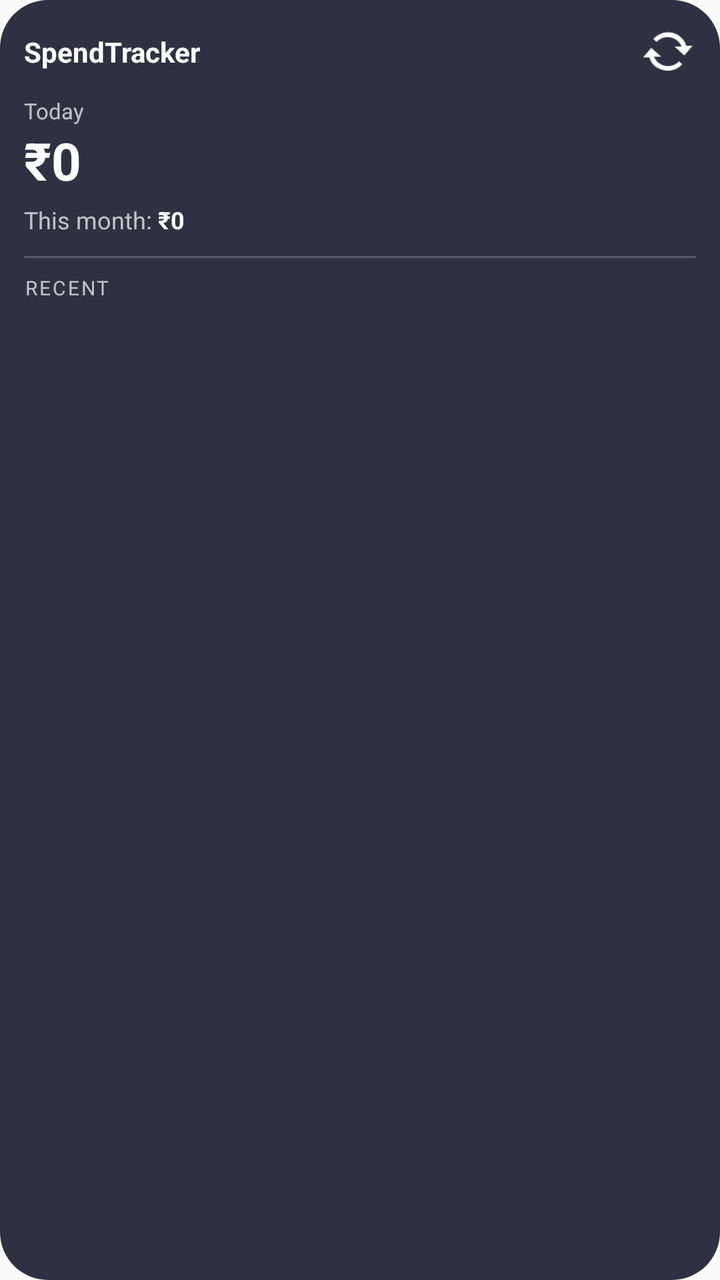
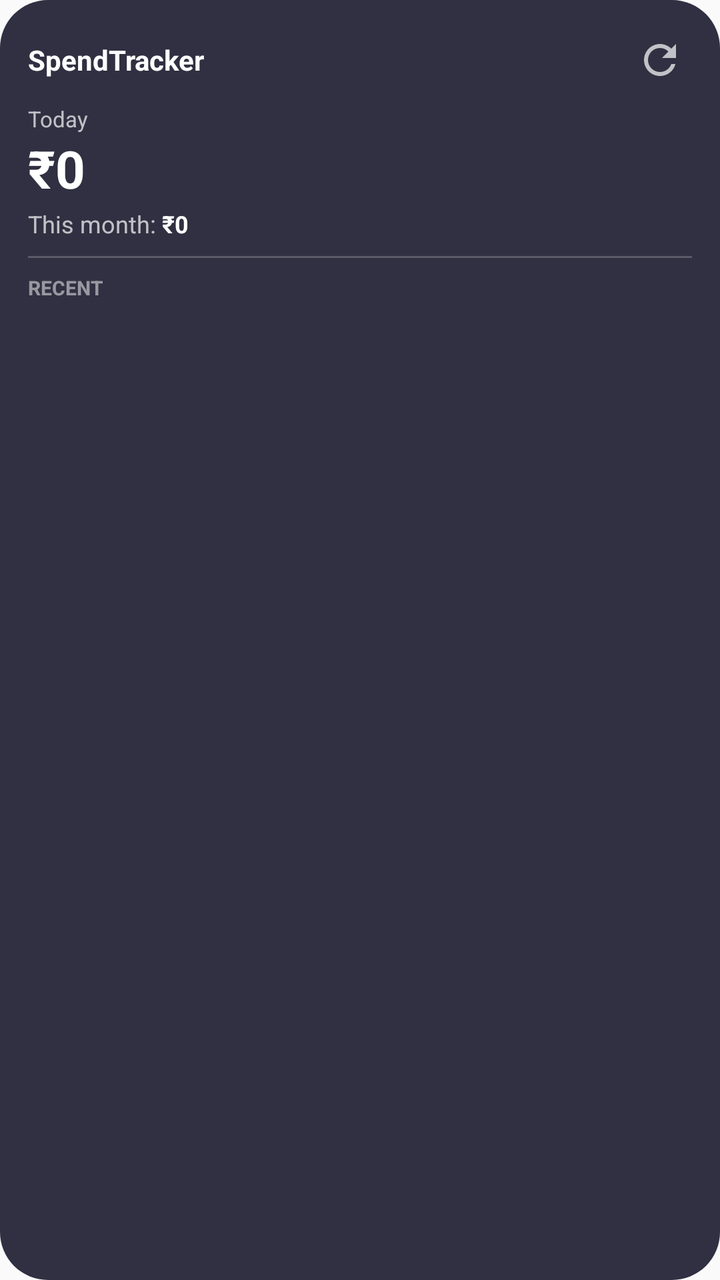

An Android layout rendered at two revisions. The XML below is the earlier revision; the diff shows what the commit changed to produce the second picture.
<!-- AndroidManifest.xml: application theme Theme.SpendTracker -->
<!-- res/layout/widget_spend_tracker.xml -->
<?xml version="1.0" encoding="utf-8"?>
<LinearLayout
    xmlns:android="http://schemas.android.com/apk/res/android"
    android:id="@+id/widget_root"
    android:layout_width="match_parent"
    android:layout_height="match_parent"
    android:orientation="vertical"
    android:padding="12dp"
    android:background="@drawable/widget_background"
    android:clipToPadding="false">

    
    <RelativeLayout
        android:layout_width="match_parent"
        android:layout_height="wrap_content"
        android:layout_marginBottom="8dp">

        <TextView
            android:id="@+id/widget_title"
            android:layout_width="wrap_content"
            android:layout_height="wrap_content"
            android:layout_alignParentStart="true"
            android:layout_centerVertical="true"
            android:text="SpendTracker"
            android:textColor="#FFFFFFFF"
            android:textSize="14sp"
            android:textStyle="bold" />

        <ImageButton
            android:id="@+id/widget_refresh_button"
            android:layout_width="28dp"
            android:layout_height="28dp"
            android:layout_alignParentEnd="true"
            android:layout_centerVertical="true"
            android:background="@android:color/transparent"
            android:contentDescription="Refresh"
            android:src="@android:drawable/stat_notify_sync"
            android:scaleType="fitCenter"
            android:tint="#B3FFFFFF" />

    </RelativeLayout>

    
    <TextView
        android:layout_width="wrap_content"
        android:layout_height="wrap_content"
        android:text="Today"
        android:textColor="#B3FFFFFF"
        android:textSize="11sp" />

    <TextView
        android:id="@+id/widget_today_amount"
        android:layout_width="wrap_content"
        android:layout_height="wrap_content"
        android:text="₹0"
        android:textColor="#FFFFFFFF"
        android:textSize="26sp"
        android:textStyle="bold"
        android:layout_marginBottom="4dp" />

    
    <LinearLayout
        android:layout_width="match_parent"
        android:layout_height="wrap_content"
        android:orientation="horizontal"
        android:layout_marginBottom="10dp">

        <TextView
            android:layout_width="wrap_content"
            android:layout_height="wrap_content"
            android:text="This month: "
            android:textColor="#B3FFFFFF"
            android:textSize="12sp" />

        <TextView
            android:id="@+id/widget_month_amount"
            android:layout_width="wrap_content"
            android:layout_height="wrap_content"
            android:text="₹0"
            android:textColor="#FFFFFFFF"
            android:textSize="12sp"
            android:textStyle="bold" />

    </LinearLayout>

    
    <View
        android:layout_width="match_parent"
        android:layout_height="1dp"
        android:background="#33FFFFFF"
        android:layout_marginBottom="8dp" />

    
    <TextView
        android:layout_width="wrap_content"
        android:layout_height="wrap_content"
        android:text="Recent"
        android:textColor="#B3FFFFFF"
        android:textSize="10sp"
        android:textAllCaps="true"
        android:letterSpacing="0.1"
        android:layout_marginBottom="4dp" />

    
    <LinearLayout
        android:id="@+id/widget_txn1_row"
        android:layout_width="match_parent"
        android:layout_height="wrap_content"
        android:orientation="horizontal"
        android:paddingTop="3dp"
        android:paddingBottom="3dp"
        android:visibility="gone">

        <TextView
            android:id="@+id/widget_txn1_desc"
            android:layout_width="0dp"
            android:layout_height="wrap_content"
            android:layout_weight="1"
            android:textColor="#DDFFFFFF"
            android:textSize="12sp"
            android:ellipsize="end"
            android:maxLines="1" />

        <TextView
            android:id="@+id/widget_txn1_amount"
            android:layout_width="wrap_content"
            android:layout_height="wrap_content"
            android:textColor="#FFEF9A9A"
            android:textSize="12sp"
            android:textStyle="bold" />

    </LinearLayout>

    
    <LinearLayout
        android:id="@+id/widget_txn2_row"
        android:layout_width="match_parent"
        android:layout_height="wrap_content"
        android:orientation="horizontal"
        android:paddingTop="3dp"
        android:paddingBottom="3dp"
        android:visibility="gone">

        <TextView
            android:id="@+id/widget_txn2_desc"
            android:layout_width="0dp"
            android:layout_height="wrap_content"
            android:layout_weight="1"
            android:textColor="#DDFFFFFF"
            android:textSize="12sp"
            android:ellipsize="end"
            android:maxLines="1" />

        <TextView
            android:id="@+id/widget_txn2_amount"
            android:layout_width="wrap_content"
            android:layout_height="wrap_content"
            android:textColor="#FFEF9A9A"
            android:textSize="12sp"
            android:textStyle="bold" />

    </LinearLayout>

    
    <LinearLayout
        android:id="@+id/widget_txn3_row"
        android:layout_width="match_parent"
        android:layout_height="wrap_content"
        android:orientation="horizontal"
        android:paddingTop="3dp"
        android:paddingBottom="3dp"
        android:visibility="gone">

        <TextView
            android:id="@+id/widget_txn3_desc"
            android:layout_width="0dp"
            android:layout_height="wrap_content"
            android:layout_weight="1"
            android:textColor="#DDFFFFFF"
            android:textSize="12sp"
            android:ellipsize="end"
            android:maxLines="1" />

        <TextView
            android:id="@+id/widget_txn3_amount"
            android:layout_width="wrap_content"
            android:layout_height="wrap_content"
            android:textColor="#FFEF9A9A"
            android:textSize="12sp"
            android:textStyle="bold" />

    </LinearLayout>

    
    <TextView
        android:id="@+id/widget_no_txns"
        android:layout_width="match_parent"
        android:layout_height="wrap_content"
        android:text="No transactions yet"
        android:textColor="#80FFFFFF"
        android:textSize="12sp"
        android:gravity="center"
        android:paddingTop="4dp"
        android:visibility="gone" />

</LinearLayout>
<!-- resources referenced by this layout -->
<resources>
  <!-- drawable widget_background (drawable) -->
  <?xml version="1.0" encoding="utf-8"?>
  <shape xmlns:android="http://schemas.android.com/apk/res/android"
      android:shape="rectangle">
      <solid android:color="#E61B1B2F" />
      <corners android:radius="24dp" />
  </shape>
  <style name="Theme.SpendTracker" parent="android:Theme.Material.Light.NoActionBar" />
</resources>

<!-- the commit's change to res/layout/widget_spend_tracker.xml (unified diff, before → after) -->
@@ -5,15 +5,14 @@
     android:layout_width="match_parent"
     android:layout_height="match_parent"
     android:orientation="vertical"
-    android:padding="12dp"
-    android:background="@drawable/widget_background"
-    android:clipToPadding="false">
+    android:padding="14dp"
+    android:background="@drawable/widget_background">
 
     
     <RelativeLayout
         android:layout_width="match_parent"
         android:layout_height="wrap_content"
-        android:layout_marginBottom="8dp">
+        android:layout_marginBottom="6dp">
 
         <TextView
             android:id="@+id/widget_title"
@@ -28,15 +27,14 @@
 
         <ImageButton
             android:id="@+id/widget_refresh_button"
-            android:layout_width="28dp"
-            android:layout_height="28dp"
+            android:layout_width="32dp"
+            android:layout_height="32dp"
             android:layout_alignParentEnd="true"
             android:layout_centerVertical="true"
             android:background="@android:color/transparent"
             android:contentDescription="Refresh"
-            android:src="@android:drawable/stat_notify_sync"
-            android:scaleType="fitCenter"
-            android:tint="#B3FFFFFF" />
+            android:src="@drawable/ic_refresh"
+            android:scaleType="centerInside" />
 
     </RelativeLayout>
 
@@ -56,14 +54,14 @@
         android:textColor="#FFFFFFFF"
         android:textSize="26sp"
         android:textStyle="bold"
-        android:layout_marginBottom="4dp" />
-
-    
-    <LinearLayout
-        android:layout_width="match_parent"
-        android:layout_height="wrap_content"
-        android:orientation="horizontal"
-        android:layout_marginBottom="10dp">
+        android:layout_marginBottom="2dp" />
+
+    
+    <LinearLayout
+        android:layout_width="match_parent"
+        android:layout_height="wrap_content"
+        android:orientation="horizontal"
+        android:layout_marginBottom="8dp">
 
         <TextView
             android:layout_width="wrap_content"
@@ -84,7 +82,7 @@
     </LinearLayout>
 
     
-    <View
+    <FrameLayout
         android:layout_width="match_parent"
         android:layout_height="1dp"
         android:background="#33FFFFFF"
@@ -94,11 +92,10 @@
     <TextView
         android:layout_width="wrap_content"
         android:layout_height="wrap_content"
-        android:text="Recent"
-        android:textColor="#B3FFFFFF"
+        android:text="RECENT"
+        android:textColor="#80FFFFFF"
         android:textSize="10sp"
-        android:textAllCaps="true"
-        android:letterSpacing="0.1"
+        android:textStyle="bold"
         android:layout_marginBottom="4dp" />
 
     
@@ -107,8 +104,8 @@
         android:layout_width="match_parent"
         android:layout_height="wrap_content"
         android:orientation="horizontal"
-        android:paddingTop="3dp"
-        android:paddingBottom="3dp"
+        android:paddingTop="2dp"
+        android:paddingBottom="2dp"
         android:visibility="gone">
 
         <TextView
@@ -137,8 +134,8 @@
         android:layout_width="match_parent"
         android:layout_height="wrap_content"
         android:orientation="horizontal"
-        android:paddingTop="3dp"
-        android:paddingBottom="3dp"
+        android:paddingTop="2dp"
+        android:paddingBottom="2dp"
         android:visibility="gone">
 
         <TextView
@@ -167,8 +164,8 @@
         android:layout_width="match_parent"
         android:layout_height="wrap_content"
         android:orientation="horizontal"
-        android:paddingTop="3dp"
-        android:paddingBottom="3dp"
+        android:paddingTop="2dp"
+        android:paddingBottom="2dp"
         android:visibility="gone">
 
         <TextView
<!-- resource entries referenced after the edit -->
@@ -1,5 +1,15 @@
 <!-- resources referenced by this layout -->
 <resources>
+  <!-- drawable ic_refresh (drawable) -->
+  <vector xmlns:android="http://schemas.android.com/apk/res/android"
+      android:width="24dp"
+      android:height="24dp"
+      android:viewportWidth="24"
+      android:viewportHeight="24">
+      <path
+          android:fillColor="#B3FFFFFF"
+          android:pathData="M17.65,6.35C16.2,4.9 14.21,4 12,4c-4.42,0 -7.99,3.58 -7.99,8s3.57,8 7.99,8c3.73,0 6.84,-2.55 7.73,-6h-2.08c-0.82,2.33 -3.04,4 -5.65,4 -3.31,0 -6,-2.69 -6,-6s2.69,-6 6,-6c1.66,0 3.14,0.69 4.22,1.78L13,11h7V4l-2.35,2.35z"/>
+  </vector>
   <!-- drawable widget_background (drawable) -->
   <?xml version="1.0" encoding="utf-8"?>
   <shape xmlns:android="http://schemas.android.com/apk/res/android"
